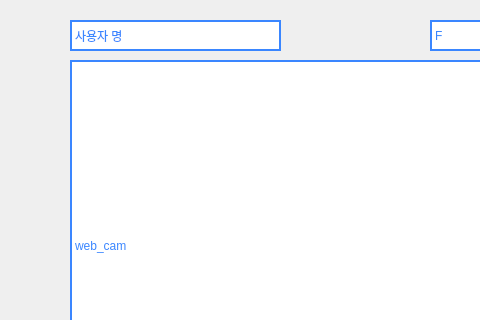
Old version of the form GUI/ui/SR.ui in the repository addinedu-ros-4th/deeplearning-repo-6; both pictures show x 0 to 480 and y 0 to 320 of the 580 by 731 pixel window.
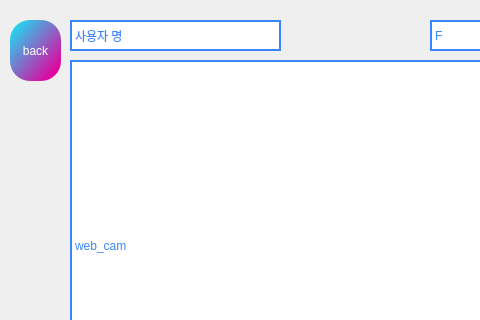
New version of the form.

Commit message: style add back button

Diff of the .ui file:
```diff
--- a/GUI/ui/SR.ui
+++ b/GUI/ui/SR.ui
@@ -166,6 +166,24 @@
     <string>web_cam</string>
    </property>
   </widget>
+  <widget class="QPushButton" name="btn_back">
+   <property name="geometry">
+    <rect>
+     <x>10</x>
+     <y>20</y>
+     <width>51</width>
+     <height>61</height>
+    </rect>
+   </property>
+   <property name="styleSheet">
+    <string notr="true">color: white;
+	background-color: qlineargradient(spread:pad, x1:0, y1:0, x2:0.857143, y2:0.857955, stop:0 rgba(10, 242, 251, 255), stop:1 rgba(224, 6, 159, 255));
+	border-radius: 20px;</string>
+   </property>
+   <property name="text">
+    <string>back</string>
+   </property>
+  </widget>
  </widget>
  <resources/>
  <connections/>
```
